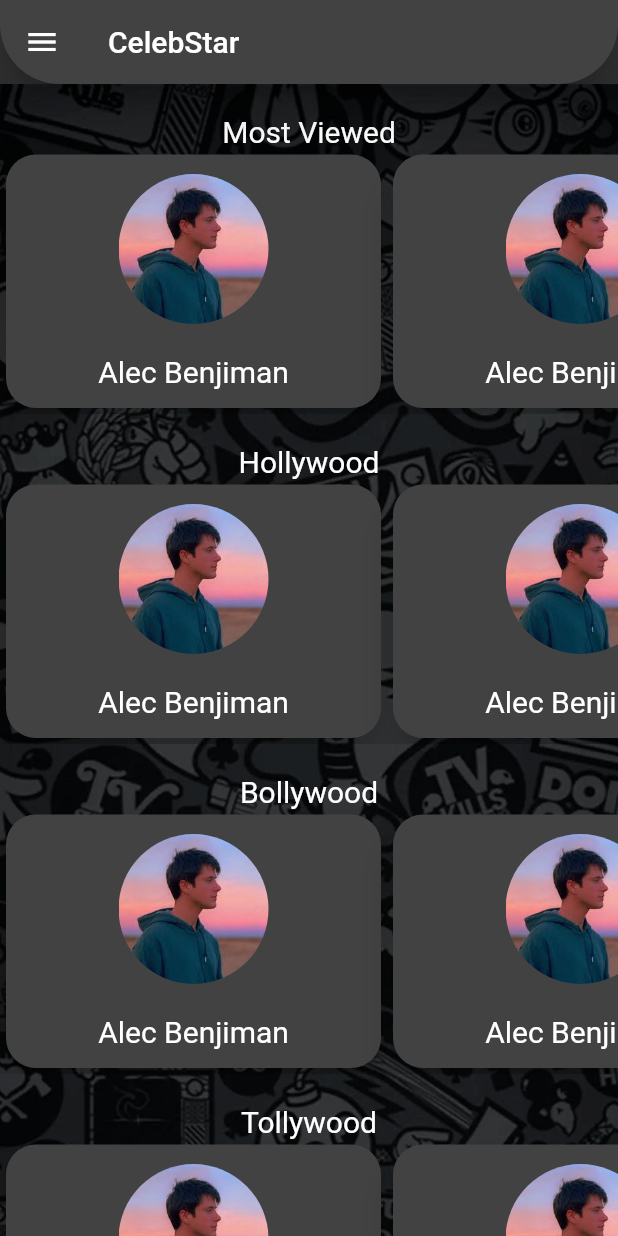
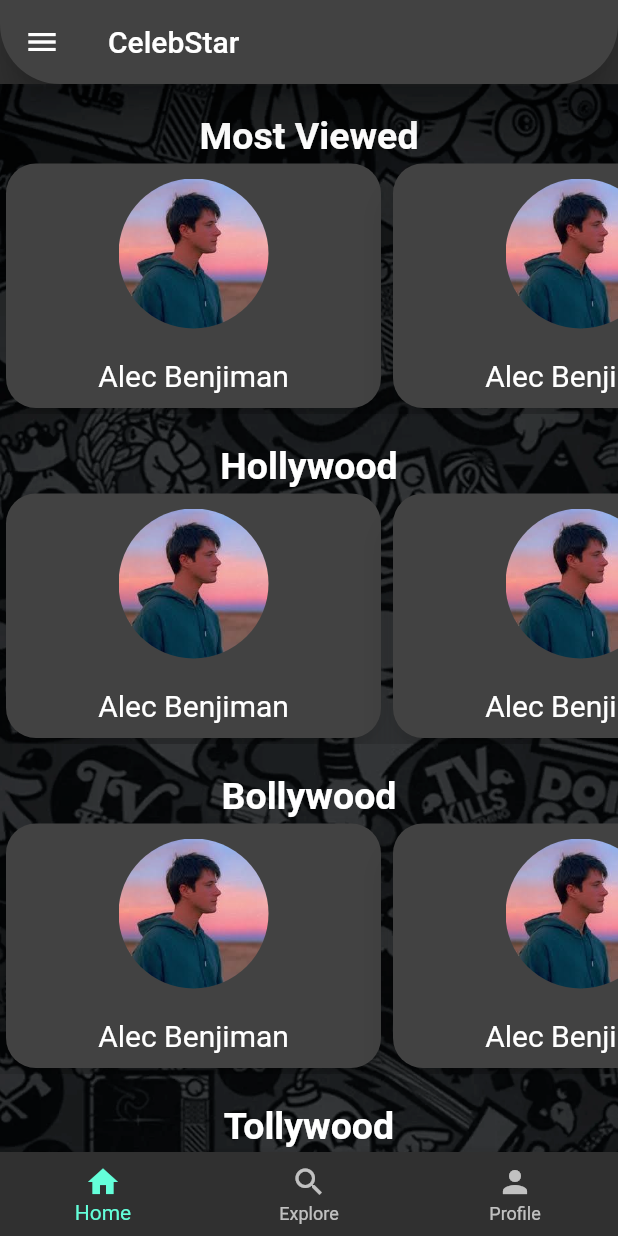
Before and after one commit to Naval-surange/celebStar, a Flutter app: the screen it shows after launch, on a phone screen of 412 x 824 dp. Run offline on Flutter 3.47's test engine with Material 2 defaults, Android fonts, the phone set to English and light mode, and no system bars.

Commit message:
Added bottom navbar,divided app into pages into their corresponding files ,improved look of home page

```diff
--- a/lib/card.dart
+++ b/lib/card.dart
@@ -64,7 +64,8 @@ class CardList extends StatelessWidget {
               title,
               textAlign: TextAlign.left,
               style: const TextStyle(
-                fontSize: 20,
+                fontSize: 25,
+                fontWeight: FontWeight.bold,
               ),
             ),
           ),
--- /dev/null
+++ b/lib/home.dart
@@ -0,0 +1,53 @@
+import 'package:flutter/material.dart';
+import 'package:celebstar/card.dart';
+
+class HomePage extends StatelessWidget {
+  var cards = [
+    ElevatedCard("Alec Benjiman"),
+    ElevatedCard("Alec Benjiman"),
+    ElevatedCard("Alec Benjiman"),
+    ElevatedCard("Alec Benjiman"),
+    ElevatedCard("Alec Benjiman"),
+    ElevatedCard("Alec Benjiman"),
+    ElevatedCard("Alec Benjiman"),
+    ElevatedCard("Alec Benjiman"),
+    ElevatedCard("Alec Benjiman"),
+  ];
+  @override
+  Widget build(BuildContext context) {
+    return SingleChildScrollView(
+      child: Container(
+        decoration: const BoxDecoration(
+          image: DecorationImage(
+            image: AssetImage("assets/images/background.png"),
+            fit: BoxFit.cover,
+          ),
+        ),
+        child: Column(
+          children: <Widget>[
+            CardList(
+              "Most Viewed",
+              [...cards],
+            ),
+            CardList(
+              "Hollywood",
+              [...cards],
+            ),
+            CardList(
+              "Bollywood",
+              [...cards],
+            ),
+            CardList(
+              "Tollywood",
+              [...cards],
+            ),
+            CardList(
+              "Jollywood",
+              [...cards],
+            ),
+          ],
+        ),
+      ),
+    );
+  }
+}
--- a/lib/main.dart
+++ b/lib/main.dart
@@ -1,9 +1,10 @@
 import 'package:flutter/material.dart';
 import 'package:flutter/services.dart';
-import 'package:flutter/rendering.dart';
 
 import 'package:celebstar/appBar.dart';
-import 'package:celebstar/card.dart';
+import 'package:celebstar/home.dart';
+import 'package:celebstar/explore.dart';
+import 'package:celebstar/profile.dart';
 
 void main() {
   runApp(MyApp());
@@ -16,66 +17,39 @@ class MyApp extends StatefulWidget {
 }
 
 class _MyAppState extends State<MyApp> {
+  var _currentIndex = 0;
+  var pages = [
+    HomePage(),
+    ExplorePage(),
+    ProfilePage(),
+  ];
   @override
   Widget build(BuildContext context) {
     return MaterialApp(
       home: Scaffold(
-        body: SingleChildScrollView(
-          child: Container(
-            decoration: const BoxDecoration(
-              image: DecorationImage(
-                image: AssetImage("assets/images/background.png"),
-                fit: BoxFit.cover,
-              ),
-            ),
-            child: Column(
-              children: <Widget>[
-                CardList(
-                  "Most Viewed",
-                  [
-                    ElevatedCard("Alec Benjiman"),
-                    ElevatedCard("Alec Benjiman"),
-                    ElevatedCard("Alec Benjiman"),
-                  ],
-                ),
-                CardList(
-                  "Hollywood",
-                  [
-                    ElevatedCard("Alec Benjiman"),
-                    ElevatedCard("Alec Benjiman"),
-                    ElevatedCard("Alec Benjiman"),
-                  ],
-                ),
-                CardList(
-                  "Bollywood",
-                  [
-                    ElevatedCard("Alec Benjiman"),
-                    ElevatedCard("Alec Benjiman"),
-                    ElevatedCard("Alec Benjiman"),
-                  ],
-                ),
-                CardList(
-                  "Tollywood",
-                  [
-                    ElevatedCard("Alec Benjiman"),
-                    ElevatedCard("Alec Benjiman"),
-                    ElevatedCard("Alec Benjiman"),
-                  ],
-                ),
-                CardList(
-                  "Jollywood",
-                  [
-                    ElevatedCard("Alec Benjiman"),
-                    ElevatedCard("Alec Benjiman"),
-                    ElevatedCard("Alec Benjiman"),
-                  ],
-                ),
-              ],
-            ),
-          ),
-        ),
+        body: pages[_currentIndex],
         appBar: const AppBarWidget(),
         drawer: const NavDrawer(),
+        bottomNavigationBar: BottomNavigationBar(
+          currentIndex: _currentIndex,
+          onTap: (index) => setState(() {
+            _currentIndex = index;
+          }),
+          items: const [
+            BottomNavigationBarItem(
+              icon: Icon(Icons.home),
+              label: 'Home',
+            ),
+            BottomNavigationBarItem(
+              icon: Icon(Icons.search),
+              label: 'Explore',
+            ),
+            BottomNavigationBarItem(
+              icon: Icon(Icons.person),
+              label: 'Profile',
+            ),
+          ],
+        ),
       ),
       theme: ThemeData.dark(),
     );
```
Also changed, not shown: lib/appBar.dart (+33 -0 lines), lib/explore.dart (added, +13 -0 lines), lib/profile.dart (added, +13 -0 lines).
